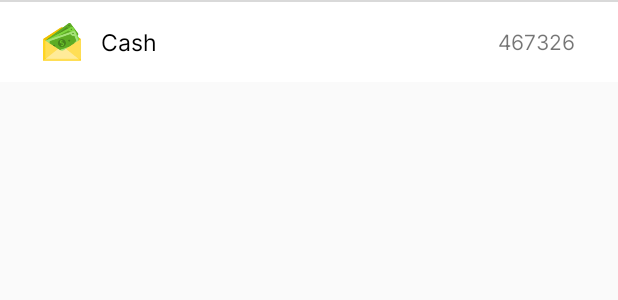
After one commit to phamtruong2k1/Kim_Phuong, an Android app: the layout layout_list_account_adapter.xml on its own in the app's theme, with its tools: preview values and no code run, on a phone screen of 412 x 824 dp. The commit adds this screen. Shown: the top 300 px of the screen. Run offline under Robolectric (Android 15) with nearby library versions, the light colour scheme and no system bars.

Commit message:
create ui account

```diff
--- a/app/src/main/java/com/kimphuong/manage/db/LocalDataSource.kt
+++ b/app/src/main/java/com/kimphuong/manage/db/LocalDataSource.kt
@@ -11,6 +11,7 @@ class LocalDataSource @Inject constructor(private val userDao: UserDao) {
     fun addAllTypeAccount(listData: ArrayList<TypeAccountEntity>) = userDao.addAllTypeAccount(listData)
 
     fun getAccountByType(type_id : Int) = userDao.getAccountByType(type_id)
+    fun getAllAccount() = userDao.getAllAccount()
     fun addAccount(data: AccountEntity) = userDao.addAccount(data)
 
 }
--- a/app/src/main/java/com/kimphuong/manage/db/dao/UserDao.kt
+++ b/app/src/main/java/com/kimphuong/manage/db/dao/UserDao.kt
@@ -17,6 +17,9 @@ interface UserDao {
     fun addAllTypeAccount(listData: ArrayList<TypeAccountEntity>): List<Long>
 
     //Account
+    @Query("SELECT * FROM account")
+    fun getAllAccount() : LiveData<MutableList<AccountEntity>>
+
     @Query("SELECT * FROM account WHERE account_id = :type_id")
     fun getAccountByType(type_id : Int): LiveData<MutableList<AccountEntity>>
 
--- a/app/src/main/java/com/kimphuong/manage/ui/account/AccountViewModel.kt
+++ b/app/src/main/java/com/kimphuong/manage/ui/account/AccountViewModel.kt
@@ -14,4 +14,6 @@ class AccountViewModel @Inject constructor(val localDataSource: LocalDataSource)
         }
     }
 
+    fun getAllAccount() = localDataSource.getAllAccount()
+
 }
--- /dev/null
+++ b/app/src/main/res/layout/layout_list_account_adapter.xml
@@ -0,0 +1,48 @@
+<?xml version="1.0" encoding="utf-8"?>
+<LinearLayout xmlns:android="http://schemas.android.com/apk/res/android"
+    android:layout_width="match_parent"
+    android:id="@+id/llRoot"
+    android:layout_height="@dimen/_42sdp"
+    android:orientation="vertical"
+    android:background="@color/white">
+
+    <View
+        android:layout_width="match_parent"
+        android:layout_height="1dp"
+        android:background="@color/gray5"/>
+
+    <LinearLayout
+        android:layout_width="match_parent"
+        android:layout_height="0dp"
+        android:paddingHorizontal="@dimen/_12sdp"
+        android:layout_weight="1">
+
+        <ImageView
+            android:id="@+id/imgIcon"
+            android:layout_width="@dimen/_40sdp"
+            android:layout_height="match_parent"
+            android:padding="@dimen/_10sdp"
+            android:src="@drawable/ic_cash"/>
+
+        <TextView
+            android:id="@+id/txtTitleType"
+            android:layout_width="0dp"
+            android:layout_weight="1"
+            android:layout_height="match_parent"
+            android:gravity="center_vertical"
+            android:text="Cash"
+            android:textColor="@color/black"
+            android:textSize="@dimen/_12sdp"
+            android:fontFamily="@font/inter_400"/>
+
+        <TextView
+            android:id="@+id/txtAmount"
+            android:layout_width="wrap_content"
+            android:layout_height="match_parent"
+            android:gravity="center"
+            android:text="467326"
+            android:fontFamily="@font/inter_400"
+            android:padding="@dimen/_10sdp"/>
+    </LinearLayout>
+
+</LinearLayout>
```
Also changed, not shown: app/src/main/java/com/kimphuong/manage/ui/account/AccountFragment.kt (+30 -0 lines), app/src/main/java/com/kimphuong/manage/ui/account/ListAccountAdapter.kt (added, +59 -0 lines), app/src/main/java/com/kimphuong/manage/ui/account/ShowAccountAdapter.kt (added, +87 -0 lines), app/src/main/res/layout/layout_item_show_account_adapter.xml (added, +43 -0 lines).
